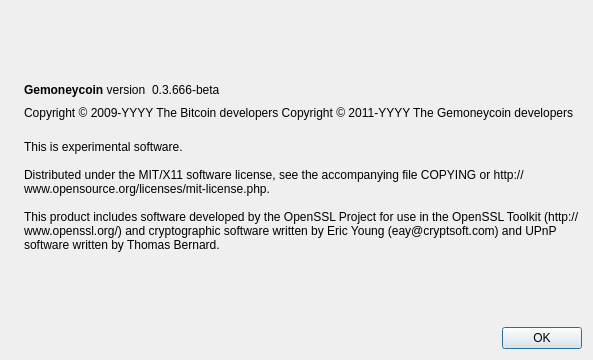
First picture: the form in src/qt/forms/aboutdialog.ui, repository Casper0513/Coin, before the edit.
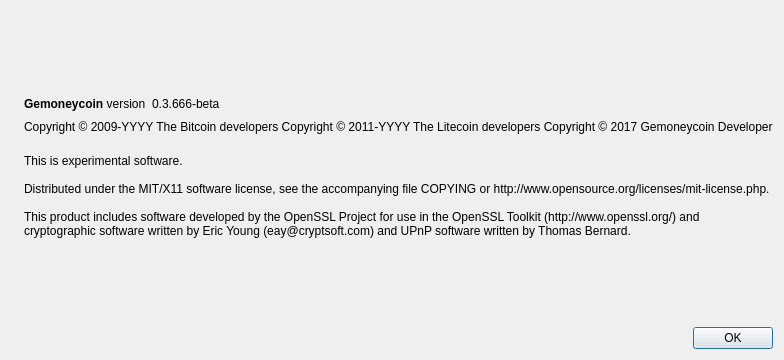
Second picture: the form after the edit. Icons and pictures are not drawn.

The edit to the form file:
```diff
--- a/src/qt/forms/aboutdialog.ui
+++ b/src/qt/forms/aboutdialog.ui
@@ -91,8 +91,8 @@
         <cursorShape>IBeamCursor</cursorShape>
        </property>
        <property name="text">
-        <string notr="true">Copyright &amp;copy; 2009-YYYY The Bitcoin developers
-Copyright &amp;copy; 2011-YYYY The Gemoneycoin developers</string>
+        <string notr="true">Copyright &amp;copy; 2009-YYYY The Bitcoin developers Copyright &amp;copy; 2011-YYYY The Litecoin developers
+Copyright &amp;copy; 2017 Gemoneycoin Developer</string>
        </property>
        <property name="textFormat">
         <enum>Qt::RichText</enum>
```
